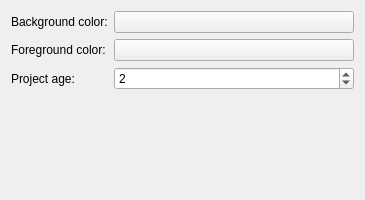
Old version of the form src/settings.ui in the repository erdies/kloudspeaker.
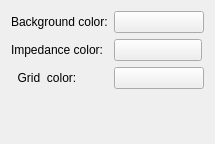
New version of the form. Custom widgets are drawn as their Qt base class.

Commit message: be able to change colors

The edit to the form file:
```diff
--- a/src/settings.ui
+++ b/src/settings.ui
@@ -6,8 +6,8 @@
    <rect>
     <x>0</x>
     <y>0</y>
-    <width>365</width>
-    <height>200</height>
+    <width>215</width>
+    <height>144</height>
    </rect>
   </property>
   <layout class="QFormLayout">
@@ -34,23 +34,19 @@
      </property>
     </widget>
    </item>
-   <item row="1" column="0">
-    <widget class="QLabel" name="foregroundLabel">
-     <property name="text">
-      <string>Foreground color:</string>
-     </property>
-    </widget>
-   </item>
    <item row="1" column="1">
-    <widget class="KColorButton" name="kcfg_colorForeground">
-     <property name="toolTip">
-      <string>Choose a new foreground color</string>
+    <widget class="KColorButton" name="kcfg_colorImpedance">
+     <property name="minimumSize">
+      <size>
+       <width>88</width>
+       <height>0</height>
+      </size>
      </property>
-     <property name="whatsThis">
-      <string>&lt;html&gt;&lt;head&gt;&lt;meta name=&quot;qrichtext&quot; content=&quot;1&quot; /&gt;&lt;style type=&quot;text/css&quot;&gt;
-p, li { white-space: pre-wrap; }
-&lt;/style&gt;&lt;/head&gt;&lt;body style=&quot; font-family:'DejaVu Serif'; font-size:9pt; font-weight:400; font-style:normal;&quot;&gt;
-&lt;p style=&quot; margin-top:0px; margin-bottom:0px; margin-left:0px; margin-right:0px; -qt-block-indent:0; text-indent:0px;&quot;&gt;Change the &lt;span style=&quot; font-weight:600;&quot;&gt;foreground&lt;/span&gt; color by clicking here and choose the new &lt;span style=&quot; color:#ff0000;&quot;&gt;color&lt;/span&gt; in the &lt;span style=&quot; font-style:italic;&quot;&gt;color dialog&lt;/span&gt;.&lt;/p&gt;&lt;/body&gt;&lt;/html&gt;</string>
+     <property name="maximumSize">
+      <size>
+       <width>88</width>
+       <height>16777215</height>
+      </size>
      </property>
      <property name="text">
       <string/>
@@ -58,25 +54,29 @@
     </widget>
    </item>
    <item row="2" column="0">
-    <widget class="QLabel" name="projectLabel">
+    <widget class="QLabel" name="foregroundLabel">
      <property name="text">
-      <string>Project age:</string>
+      <string>  Grid  color:</string>
      </property>
     </widget>
    </item>
    <item row="2" column="1">
-    <widget class="QSpinBox" name="kcfg_ageInDays">
+    <widget class="KColorButton" name="kcfg_colorGrid">
      <property name="toolTip">
       <string>Set the project age (in days)</string>
      </property>
      <property name="whatsThis">
       <string>Change the project age (in days) by choosing a new number of days.</string>
      </property>
-     <property name="minimum">
-      <number>1</number>
+     <property name="text">
+      <string/>
      </property>
-     <property name="value">
-      <number>2</number>
+    </widget>
+   </item>
+   <item row="1" column="0">
+    <widget class="QLabel" name="impedanceLabel">
+     <property name="text">
+      <string>Impedance color:</string>
      </property>
     </widget>
    </item>
```
Left out of the diff: 7 changed lines with no effect on the pictures. The commit also changes 2 other files.
